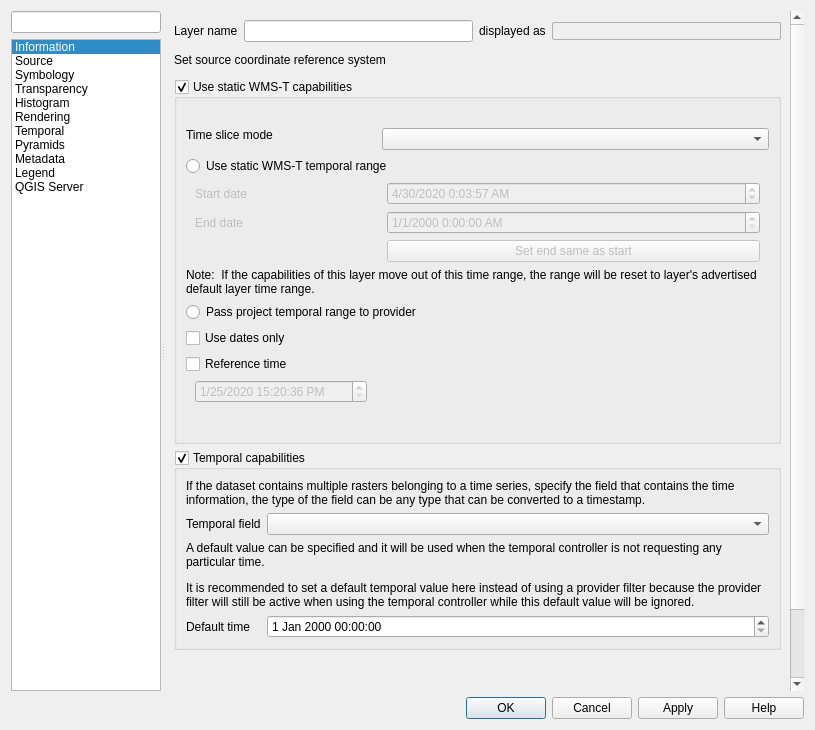
Above: src/ui/qgsrasterlayerpropertiesbase.ui from qgis/QGIS before the change. Below: the same form after it.
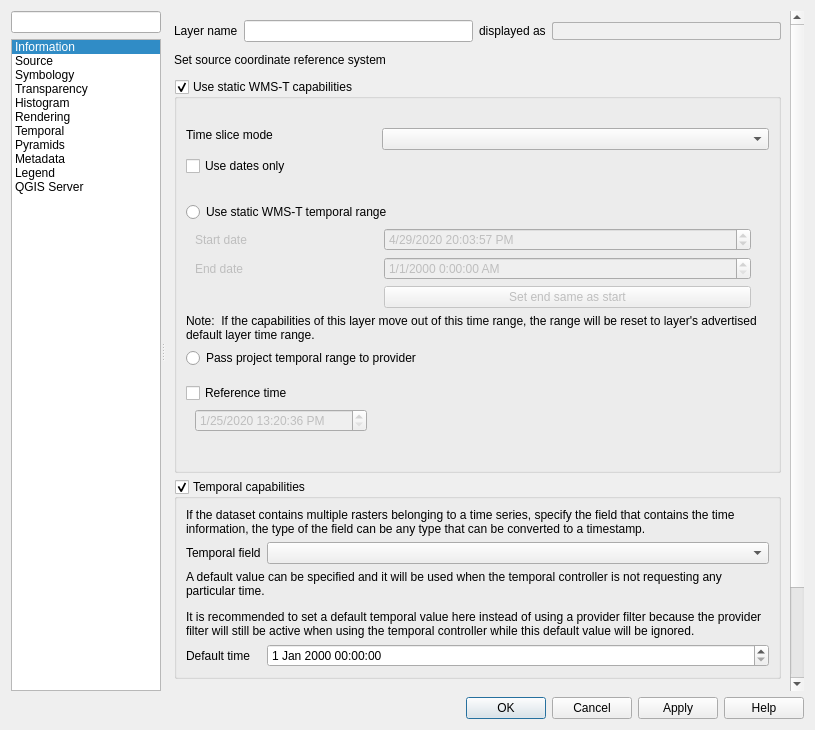
That is the form after the change. Icons and pictures are not drawn. Custom widgets are drawn as their Qt base class.

Commit message: update on state handling between temporal properties and static wmst capabilities ui

Patch:
```diff
--- a/src/ui/qgsrasterlayerpropertiesbase.ui
+++ b/src/ui/qgsrasterlayerpropertiesbase.ui
@@ -303,7 +303,7 @@
                 <x>0</x>
                 <y>0</y>
                 <width>629</width>
-                <height>814</height>
+                <height>843</height>
                </rect>
               </property>
               <layout class="QVBoxLayout" name="verticalLayout_7">
@@ -377,95 +377,24 @@
                   <bool>true</bool>
                  </property>
                  <layout class="QGridLayout" name="gridLayout_15">
-                  <item row="6" column="0" colspan="3">
-                   <widget class="QLabel" name="label_10">
+                  <item row="0" column="0" colspan="3">
+                   <widget class="QLabel" name="mLabel">
                     <property name="text">
-                     <string>Note:  If the capabilities of this layer move out of this time range, the range will be reset to layer's advertised  default layer time range.</string>
+                     <string/>
                     </property>
                     <property name="wordWrap">
                      <bool>true</bool>
                     </property>
                    </widget>
                   </item>
-                  <item row="5" column="0" colspan="3">
-                   <widget class="QFrame" name="mStaticWmstFrame">
-                    <property name="enabled">
-                     <bool>false</bool>
+                  <item row="1" column="1" rowspan="2" colspan="2">
+                   <widget class="QComboBox" name="mFetchModeComboBox"/>
+                  </item>
+                  <item row="3" column="0">
+                   <widget class="QCheckBox" name="mDisableTime">
+                    <property name="text">
+                     <string>Use dates only</string>
                     </property>
-                    <property name="frameShape">
-                     <enum>QFrame::NoFrame</enum>
-                    </property>
-                    <property name="frameShadow">
-                     <enum>QFrame::Raised</enum>
-                    </property>
-                    <layout class="QGridLayout" name="gridLayout_16">
-                     <property name="topMargin">
-                      <number>0</number>
-                     </property>
-                     <property name="bottomMargin">
-                      <number>0</number>
-                     </property>
-                     <item row="2" column="1" colspan="2">
-                      <widget class="QPushButton" name="mSetEndAsStartStaticButton">
-                       <property name="text">
-                        <string>Set end same as start</string>
-                       </property>
-                      </widget>
-                     </item>
-                     <item row="0" column="0">
-                      <widget class="QLabel" name="label_13">
-                       <property name="text">
-                        <string>Start date</string>
-                       </property>
-                      </widget>
-                     </item>
-                     <item row="1" column="1" colspan="2">
-                      <widget class="QgsDateTimeEdit" name="mEndStaticDateTimeEdit">
-                       <property name="displayFormat">
-                        <string>M/d/yyyy H:mm:ss AP</string>
-                       </property>
-                       <property name="timeSpec">
-                        <enum>Qt::UTC</enum>
-                       </property>
-                       <property name="allowNull" stdset="0">
-                        <bool>false</bool>
-                       </property>
-                      </widget>
-                     </item>
-                     <item row="1" column="0">
-                      <widget class="QLabel" name="label_4">
-                       <property name="text">
-                        <string>End date</string>
-                       </property>
-                      </widget>
-                     </item>
-                     <item row="0" column="1" colspan="2">
-                      <widget class="QgsDateTimeEdit" name="mStartStaticDateTimeEdit">
-                       <property name="dateTime">
-                        <datetime>
-                         <hour>0</hour>
-                         <minute>3</minute>
-                         <second>57</second>
-                         <year>2020</year>
-                         <month>4</month>
-                         <day>30</day>
-                        </datetime>
-                       </property>
-                       <property name="currentSection">
-                        <enum>QDateTimeEdit::MonthSection</enum>
-                       </property>
-                       <property name="displayFormat">
-                        <string>M/d/yyyy H:mm:ss AP</string>
-                       </property>
-                       <property name="timeSpec">
-                        <enum>Qt::UTC</enum>
-                       </property>
-                       <property name="allowNull" stdset="0">
-                        <bool>false</bool>
-                       </property>
-                      </widget>
-                     </item>
-                    </layout>
                    </widget>
                   </item>
                   <item row="1" column="0">
@@ -475,7 +404,7 @@
                     </property>
                    </widget>
                   </item>
-                  <item row="10" column="0">
+                  <item row="8" column="0">
                    <widget class="QFrame" name="mWmstReferenceTimeFrame">
                     <property name="enabled">
                      <bool>false</bool>
@@ -490,11 +419,18 @@
                      <property name="topMargin">
                       <number>0</number>
                      </property>
+                     <item row="1" column="0">
+                      <widget class="QLabel" name="mReferenceTimeLabel">
+                       <property name="text">
+                        <string/>
+                       </property>
+                      </widget>
+                     </item>
                      <item row="0" column="0">
                       <widget class="QgsDateTimeEdit" name="mReferenceDateTimeEdit">
                        <property name="dateTime">
                         <datetime>
-                         <hour>15</hour>
+                         <hour>13</hour>
                          <minute>20</minute>
                          <second>36</second>
                          <year>2020</year>
@@ -526,55 +462,147 @@
                        </property>
                       </widget>
                      </item>
-                     <item row="1" column="0">
-                      <widget class="QLabel" name="mReferenceTimeLabel">
-                       <property name="text">
-                        <string/>
-                       </property>
-                      </widget>
-                     </item>
                     </layout>
                    </widget>
                   </item>
-                  <item row="0" column="0" colspan="3">
-                   <widget class="QLabel" name="mLabel">
-                    <property name="text">
-                     <string/>
-                    </property>
-                    <property name="wordWrap">
-                     <bool>true</bool>
-                    </property>
-                   </widget>
-                  </item>
-                  <item row="1" column="1" rowspan="2" colspan="2">
-                   <widget class="QComboBox" name="mFetchModeComboBox"/>
-                  </item>
                   <item row="4" column="0" colspan="3">
-                   <widget class="QRadioButton" name="mStaticTemporalRange">
+                   <widget class="QLabel" name="mWmstOptionsLabel">
                     <property name="text">
-                     <string>Use static WMS-T temporal range</string>
+                     <string/>
                     </property>
-                   </widget>
-                  </item>
-                  <item row="7" column="0" colspan="3">
-                   <widget class="QRadioButton" name="mProjectTemporalRange">
-                    <property name="text">
-                     <string>Pass project temporal range to provider</string>
+                    <property name="wordWrap">
+                     <bool>true</bool>
                     </property>
                    </widget>
                   </item>
-                  <item row="9" column="0" colspan="3">
+                  <item row="7" column="0">
                    <widget class="QCheckBox" name="mReferenceTime">
                     <property name="text">
                      <string>Reference time</string>
                     </property>
                    </widget>
                   </item>
-                  <item row="8" column="0">
-                   <widget class="QCheckBox" name="mDisableTime">
-                    <property name="text">
-                     <string>Use dates only</string>
+                  <item row="5" column="0" colspan="3">
+                   <widget class="QFrame" name="mWmstOptions">
+                    <property name="frameShape">
+                     <enum>QFrame::NoFrame</enum>
                     </property>
+                    <property name="frameShadow">
+                     <enum>QFrame::Raised</enum>
+                    </property>
+                    <layout class="QVBoxLayout" name="verticalLayout_22">
+                     <property name="leftMargin">
+                      <number>0</number>
+                     </property>
+                     <property name="topMargin">
+                      <number>0</number>
+                     </property>
+                     <item>
+                      <widget class="QRadioButton" name="mStaticTemporalRange">
+                       <property name="text">
+                        <string>Use static WMS-T temporal range</string>
+                       </property>
+                      </widget>
+                     </item>
+                     <item>
+                      <widget class="QFrame" name="mStaticWmstFrame">
+                       <property name="enabled">
+                        <bool>false</bool>
+                       </property>
+                       <property name="frameShape">
+                        <enum>QFrame::NoFrame</enum>
+                       </property>
+                       <property name="frameShadow">
+                        <enum>QFrame::Raised</enum>
+                       </property>
+                       <layout class="QGridLayout" name="gridLayout_16">
+                        <property name="topMargin">
+                         <number>0</number>
+                        </property>
+                        <property name="bottomMargin">
+                         <number>0</number>
+                        </property>
+                        <item row="2" column="1" colspan="2">
+                         <widget class="QPushButton" name="mSetEndAsStartStaticButton">
+                          <property name="text">
+                           <string>Set end same as start</string>
+                          </property>
+                         </widget>
+                        </item>
+                        <item row="0" column="0">
+                         <widget class="QLabel" name="label_13">
+                          <property name="text">
+                           <string>Start date</string>
+                          </property>
+                         </widget>
+                        </item>
+                        <item row="1" column="1" colspan="2">
+                         <widget class="QgsDateTimeEdit" name="mEndStaticDateTimeEdit">
+                          <property name="displayFormat">
+                           <string>M/d/yyyy H:mm:ss AP</string>
+                          </property>
+                          <property name="timeSpec">
+                           <enum>Qt::UTC</enum>
+                          </property>
+                          <property name="allowNull" stdset="0">
+                           <bool>false</bool>
+                          </property>
+                         </widget>
+                        </item>
+                        <item row="1" column="0">
+                         <widget class="QLabel" name="label_4">
+                          <property name="text">
+                           <string>End date</string>
+                          </property>
+                         </widget>
+                        </item>
+                        <item row="0" column="1" colspan="2">
+                         <widget class="QgsDateTimeEdit" name="mStartStaticDateTimeEdit">
+                          <property name="dateTime">
+                           <datetime>
+                            <hour>20</hour>
+                            <minute>3</minute>
+                            <second>57</second>
+                            <year>2020</year>
+                            <month>4</month>
+                            <day>29</day>
+                           </datetime>
+                          </property>
+                          <property name="currentSection">
+                           <enum>QDateTimeEdit::MonthSection</enum>
+                          </property>
+                          <property name="displayFormat">
+                           <string>M/d/yyyy H:mm:ss AP</string>
+                          </property>
+                          <property name="timeSpec">
+                           <enum>Qt::UTC</enum>
+                          </property>
+                          <property name="allowNull" stdset="0">
+                           <bool>false</bool>
+                          </property>
+                         </widget>
+                        </item>
+                       </layout>
+                      </widget>
+                     </item>
+                     <item>
+                      <widget class="QLabel" name="label_10">
+                       <property name="text">
+                        <string>Note:  If the capabilities of this layer move out of this time range, the range will be reset to layer's advertised  default layer time range.</string>
+                       </property>
+                       <property name="wordWrap">
+                        <bool>true</bool>
+                       </property>
+                      </widget>
+                     </item>
+                     <item>
+                      <widget class="QRadioButton" name="mProjectTemporalRange">
+                       <property name="text">
+                        <string>Pass project temporal range to provider</string>
+                       </property>
+                      </widget>
+                     </item>
+                    </layout>
                    </widget>
                   </item>
                  </layout>
```
The commit also changes 2 other files.
